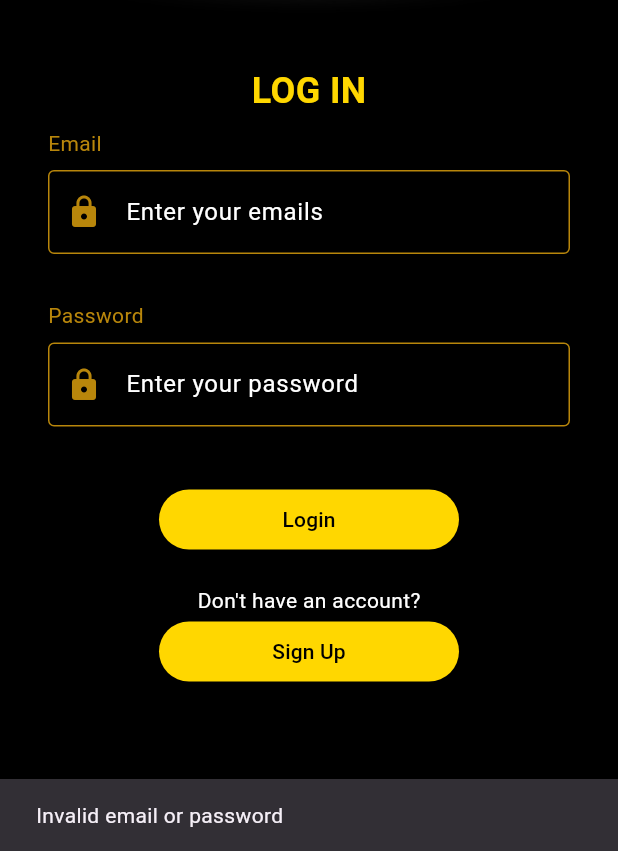
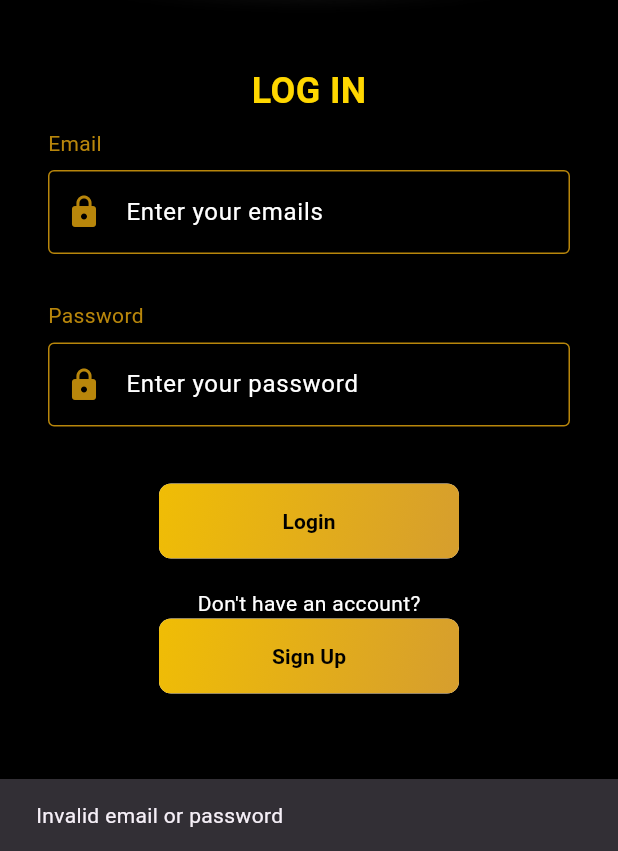
Before and after one commit to coderblower/flutter_application_1, a Flutter app: the screen it shows after launch, after a tap on "Login", on a phone screen of 412 x 824 dp, the part 385-1236 px from its top. Run offline on Flutter 3.47's test engine with Material 3 defaults, Android fonts, the phone set to English and light mode, and no system bars; our stand-ins replace flutter_secure_storage.

Commit message:
login system

```diff
--- a/lib/main.dart
+++ b/lib/main.dart
@@ -2,6 +2,7 @@ import 'package:flutter/material.dart';
 import 'screens/login_screen.dart';
 import 'screens/signup_screen.dart';
 import 'screens/welcome_screen.dart';
+import 'models/user.dart';
 
 void main() {
   runApp(MyApp());
@@ -20,7 +21,7 @@ class MyApp extends StatelessWidget {
       ),
       initialRoute: '/login', // Set the initial screen (e.g., Welcome screen)
       routes: {
-        '/': (context) => WelcomeScreen(),  // Welcome screen
+        '/': (context) => WelcomeScreen(user: User(email: '', password: '', fullName: '', phone: '')),  // Placeholder user// Welcome screen
         '/login': (context) => LoginScreen(), // Login screen
         '/signup': (context) => SignupScreen(), // Sign-up screen
       },
--- /dev/null
+++ b/lib/models/user.dart
@@ -0,0 +1,33 @@
+// filepath: /d:/development/hss/flutter_application_1/lib/models/user.dart
+
+class User {
+  final String email;
+  final String password;
+  final String fullName;
+  final String phone;
+
+  User({
+    required this.email,
+    required this.password,
+    required this.fullName,
+    required this.phone,
+  });
+
+  Map<String, dynamic> toJson() {
+    return {
+      'email': email,
+      'password': password,
+      'fullName': fullName,
+      'phone': phone,
+    };
+  }
+
+  factory User.fromJson(Map<String, dynamic> json) {
+    return User(
+      email: json['email'],
+      password: json['password'],
+      fullName: json['fullName'],
+      phone: json['phone'],
+    );
+  }
+}
--- a/lib/screens/login_screen.dart
+++ b/lib/screens/login_screen.dart
@@ -3,6 +3,7 @@ import '../widgets/input_field.dart';
 import '../widgets/custom_button.dart';
 import 'signup_screen.dart';
 import '../services/secure_storage_service.dart';
+import '../models/user.dart';
 import 'welcome_screen.dart';
 
 
@@ -23,15 +24,46 @@ class _LoginScreenState extends State<LoginScreen> {
   final TextEditingController _passwordController = TextEditingController();
 
 
+  void _showLoadingDialog() {
+    showDialog(
+      context: context,
+      barrierDismissible: false,
+      builder: (BuildContext context) {
+        return Dialog(
+          child: Padding(
+            padding: const EdgeInsets.all(16.0),
+            child: Row(
+              mainAxisSize: MainAxisSize.min,
+              children: [
+                CircularProgressIndicator(),
+                SizedBox(width: 16),
+                Text("Loading..."),
+              ],
+            ),
+          ),
+        );
+      },
+    );
+  }
 
-  void _login() async {
-    String? storedPassword = await _secureStorageService.readSecureData(_emailController.text);
-    if (storedPassword == _passwordController.text) {
-      Navigator.pushReplacement(
-        context,
-        MaterialPageRoute(builder: (context) => WelcomeScreen()),
-      );
+
+
+ void _login() async {
+    _showLoadingDialog();
+    User? user = await _secureStorageService.readUserData(_emailController.text);
+
+    if (user != null && user.password == _passwordController.text) {
+      Future.delayed(Duration(seconds: 1), () {
+
+        Navigator.pop(context);
+
+        Navigator.pushReplacement(
+          context,
+          MaterialPageRoute(builder: (context) => WelcomeScreen(user: user)),
+        );
+      });
     } else {
+        Navigator.pop(context);
       // Show error message
       ScaffoldMessenger.of(context).showSnackBar(
         SnackBar(content: Text('Invalid email or password')),
--- a/lib/screens/welcome_screen.dart
+++ b/lib/screens/welcome_screen.dart
@@ -1,11 +1,38 @@
 import 'package:flutter/material.dart';
+import 'login_screen.dart';
+import '../models/user.dart';
+import '../widgets/custom_button.dart';
+import '../services/secure_storage_service.dart';
 
 class WelcomeScreen extends StatelessWidget {
-  const WelcomeScreen({super.key});
+
+  final User user;
+  final SecureStorageService _storageService = SecureStorageService();
+
+  WelcomeScreen({super.key, required this.user});
+
+
+  void _logout(BuildContext context) async {
+
+    Navigator.pushReplacement(
+      context,
+      MaterialPageRoute(builder: (context) => LoginScreen()),
+    );
+  }
 
   @override
   Widget build(BuildContext context) {
     return Scaffold(
+         appBar: AppBar(
+        title: Text('Welcome'),
+        actions: [
+          IconButton(
+            icon: Icon(Icons.logout),
+            onPressed: () => _logout(context),
+          ),
+        ],
+      ),
+
       body: Center(
         child: Column(
           mainAxisAlignment: MainAxisAlignment.start,
@@ -53,16 +80,24 @@ class WelcomeScreen extends StatelessWidget {
                       children: [
                         SizedBox(height: 100),
                         Text(
-                          'Welcome to Our App!',
+                              'Welcome ${user.fullName} to ',
                           style: TextStyle(fontSize: 24, color: Color(0xFFFFD700)), // Custom gold color
                         ),
-                        SizedBox(height: 10),
-                        ElevatedButton(
-                          onPressed: () {
-                            // Navigate to next screen
-                          },
-                          child: Text('Get Started'),
+                        SizedBox(height: 5),
+
+                         Text(
+                              'HelloSuper stars Family!',
+                          style: TextStyle(fontSize: 24, color: Color(0xFFFFD700)), // Custom gold color
                         ),
+                        SizedBox(height: 20),
+
+
+
+                        CustomButton(
+                          text: 'Log Out',
+                          onPressed: ()=> _logout(context),
+                        ),
+
                       ],
                     ),
                   ],
--- a/lib/services/secure_storage_service.dart
+++ b/lib/services/secure_storage_service.dart
@@ -1,18 +1,26 @@
 // filepath: /d:/development/hss/flutter_application_1/lib/services/secure_storage_service.dart
 import 'package:flutter_secure_storage/flutter_secure_storage.dart';
+import 'dart:convert';
+import '../models/user.dart';
 
 class SecureStorageService {
   final FlutterSecureStorage _storage = FlutterSecureStorage();
 
-  Future<void> writeSecureData(String key, String value) async {
-    await _storage.write(key: key, value: value);
+  Future<void> writeUserData(User user) async {
+    String userJson = jsonEncode(user.toJson());
+    await _storage.write(key: user.email, value: userJson);
   }
 
-  Future<String?> readSecureData(String key) async {
-    return await _storage.read(key: key);
+  Future<User?> readUserData(String email) async {
+    String? userJson = await _storage.read(key: email);
+    if (userJson != null) {
+      Map<String, dynamic> userMap = jsonDecode(userJson);
+      return User.fromJson(userMap);
+    }
+    return null;
   }
 
-  Future<void> deleteSecureData(String key) async {
-    await _storage.delete(key: key);
+  Future<void> deleteUserData(String email) async {
+    await _storage.delete(key: email);
   }
 }
--- a/lib/widgets/custom_button.dart
+++ b/lib/widgets/custom_button.dart
@@ -16,11 +16,35 @@ class CustomButton extends StatelessWidget {
       width: 200, // Set the button to take the full width of its parent
       child: ElevatedButton(
         style: ElevatedButton.styleFrom(
-          backgroundColor: Color(0xFFFFD700), // Set button color to gold
-          foregroundColor: Colors.black, // Set text color to black
+          padding: EdgeInsets.zero, // Remove default padding
+          shape: RoundedRectangleBorder(
+            borderRadius: BorderRadius.circular(8.0), // Rounded corners
+          ),
         ),
         onPressed: onPressed,
-        child: Text(text),
+        child: Ink(
+          decoration: BoxDecoration(
+            gradient: LinearGradient(
+              colors: [Color.fromARGB(255, 240, 189, 5), Color(0xFFD69E2E)], // Gradient colors
+              begin: Alignment.topLeft,
+              end: Alignment.bottomRight,
+            ),
+            borderRadius: BorderRadius.circular(8.0),
+          ),
+          child: Container(
+            alignment: Alignment.center,
+            constraints: BoxConstraints(
+              minHeight: 50, // Minimum height of the button
+            ),
+            child: Text(
+              text,
+              style: TextStyle(
+                color: Colors.black, // Set text color to black
+                fontWeight: FontWeight.bold,
+              ),
+            ),
+          ),
+        ),
       ),
     );
   }
```
Also changed, not shown: lib/screens/signup_screen.dart (+20 -5 lines), lib/models/user_model.dart (deleted).
